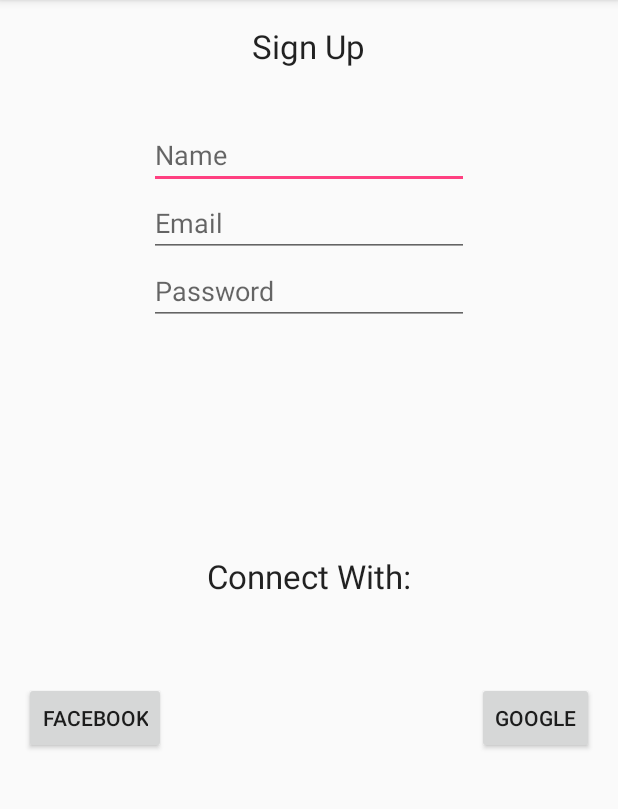
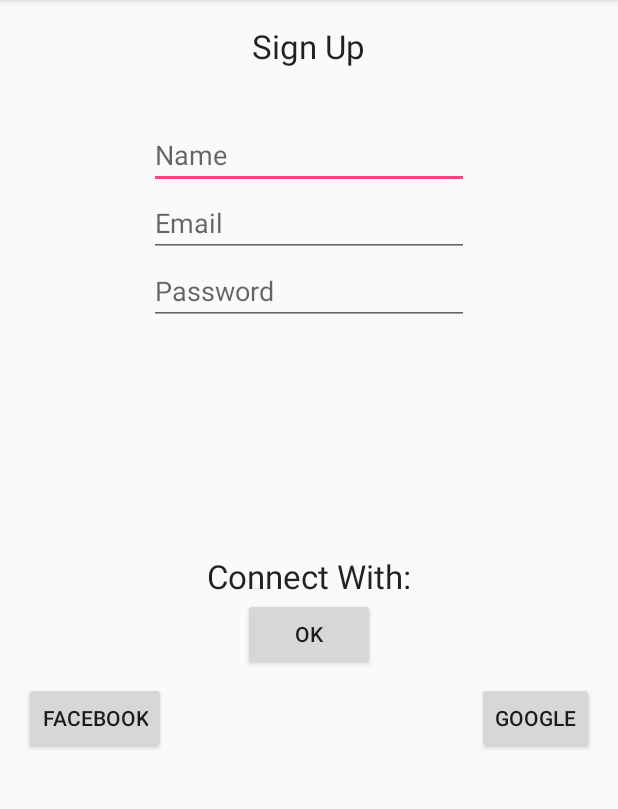
Before and after one commit to TinovationCHS/SecurityApp2, an Android app: the SignUp screen opened directly, with no data from a screen before it, on a phone screen of 412 x 824 dp, the part 84-893 px from its top. Run offline under Robolectric (Android 15) with nearby library versions, the phone set to English and light mode, and no system bars; our stand-ins replace Firebase (no records; nobody signed in at launch, a user with empty details on screens opened directly).

```diff
--- a/app/src/main/java/com/raneshprasad/securityapp/LogIn.java
+++ b/app/src/main/java/com/raneshprasad/securityapp/LogIn.java
@@ -28,7 +28,7 @@ public class LogIn extends AppCompatActivity {
         setContentView(R.layout.activity_log_in);
         username = (EditText) findViewById(R.id.editText_name_login);
         password = (EditText) findViewById(R.id.editText_password);
-        ok = (Button) findViewById(R.id.button_ok);
+        ok = (Button) findViewById(R.id.button_ok1);
 
         ok.setOnClickListener(new View.OnClickListener() {
             @Override
--- a/app/src/main/java/com/raneshprasad/securityapp/SignUp.java
+++ b/app/src/main/java/com/raneshprasad/securityapp/SignUp.java
@@ -24,7 +24,7 @@ public class SignUp extends AppCompatActivity {
     protected void onCreate(Bundle savedInstanceState) {
         super.onCreate(savedInstanceState);
         setContentView(R.layout.activity_sign_up);
-        ok = (Button) findViewById(R.id.button_ok);
+        ok = (Button) findViewById(R.id.button_ok1);
         name = (EditText) findViewById(R.id.editText_name);
         email = (EditText) findViewById(R.id.editText_email);
         password = (EditText) findViewById(R.id.editText_pass);
--- a/app/src/main/res/layout/activity_log_in.xml
+++ b/app/src/main/res/layout/activity_log_in.xml
@@ -44,7 +44,7 @@
         android:layout_width="wrap_content"
         android:layout_height="wrap_content"
         android:text="OK"
-        android:id="@+id/button_ok"
+        android:id="@+id/button_ok1"
         android:layout_centerVertical="true"
         android:layout_centerHorizontal="true" />
 
@@ -55,7 +55,7 @@
         android:text="Forgot Password"
         android:id="@+id/textView2"
         android:layout_marginTop="34dp"
-        android:layout_below="@+id/button_ok"
+        android:layout_below="@+id/button_ok1"
         android:layout_centerHorizontal="true" />
 
     <TextView
--- a/app/src/main/res/layout/activity_sign_up.xml
+++ b/app/src/main/res/layout/activity_sign_up.xml
@@ -77,4 +77,12 @@
         android:layout_alignTop="@+id/button_fb"
         android:layout_alignParentEnd="true" />
 
+    <Button
+        android:layout_width="wrap_content"
+        android:layout_height="wrap_content"
+        android:text="OK"
+        android:id="@+id/button_ok1"
+        android:layout_below="@+id/textView5"
+        android:layout_centerHorizontal="true" />
+
 </RelativeLayout>
```
